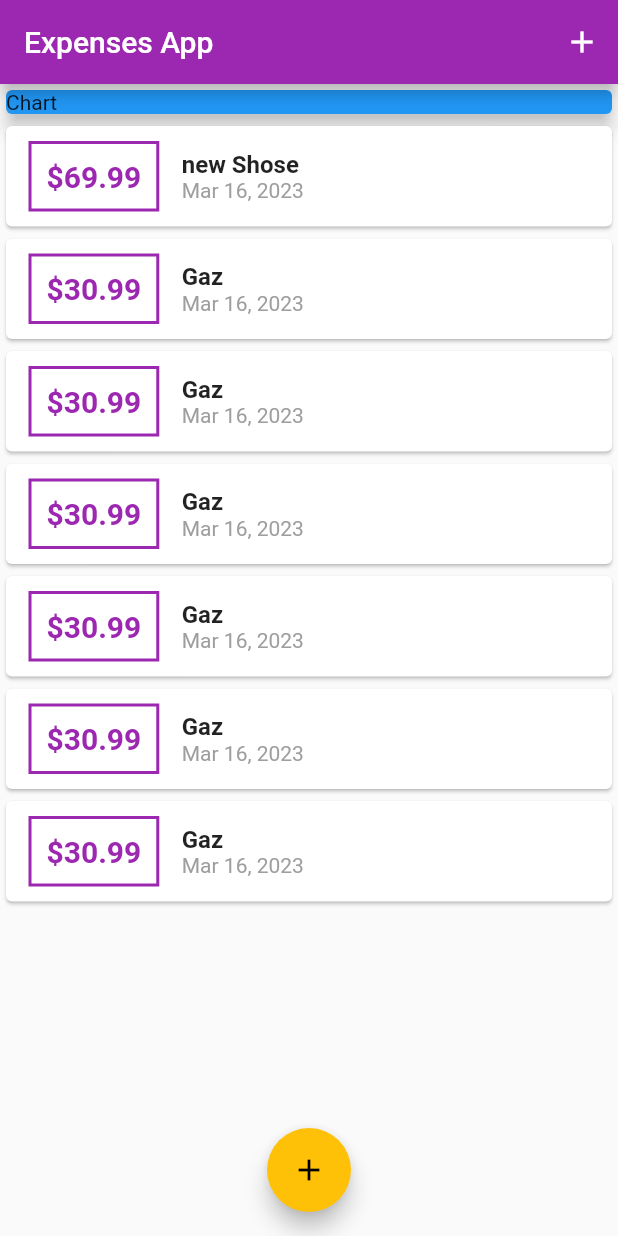
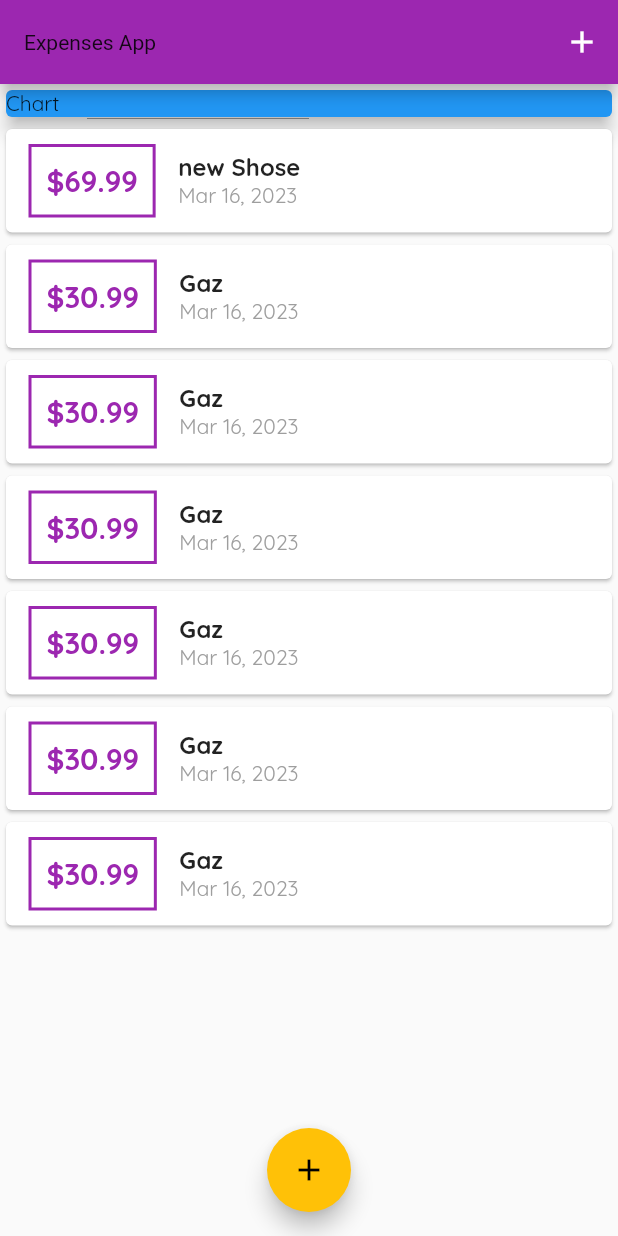
Before and after one commit to chebihiF/suptech_2023_expenses_app, a Flutter app: the screen it shows after launch, on a phone screen of 412 x 824 dp. Run offline on Flutter 3.47's test engine with Material 2 defaults, Android fonts, the phone set to English and light mode, and no system bars.

Commit message:
add font

```diff
--- a/lib/main.dart
+++ b/lib/main.dart
@@ -48,11 +48,22 @@ class _MyHomepageState extends State<MyHomepage> {
   @override
   Widget build(BuildContext context) {
     return MaterialApp(
-      theme: ThemeData(primarySwatch: Colors.purple, accentColor: Colors.amber),
+      theme: ThemeData(
+          primarySwatch: Colors.purple,
+          accentColor: Colors.amber,
+          fontFamily: 'Quicksand',
+          appBarTheme: AppBarTheme(
+              textTheme: ThemeData.light().textTheme.copyWith(
+                  titleMedium: TextStyle(
+                      fontFamily: 'OpenSans',
+                      fontSize: 20,
+                      fontWeight: FontWeight.bold)))),
       home: Builder(builder: (BuildContext context) {
         return Scaffold(
           appBar: AppBar(
-            title: const Text('Expenses App'),
+            title: const Text(
+              'Expenses App',
+            ),
             actions: [
               IconButton(
                   onPressed: () => _startAddNewTransaction(context),
```
Also changed, not shown: pubspec.yaml (+11 -11 lines), assets/font/OpenSans-Bold.ttf (added), assets/font/OpenSans-Regular.ttf (added), assets/font/Quicksand-Bold.ttf (added), assets/font/Quicksand-Light.ttf (added), assets/font/Quicksand-Medium.ttf (added), assets/font/Quicksand-Regular.ttf (added).
